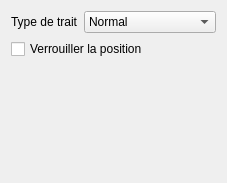
Before: the Qt Designer form sources/ui/shapegraphicsitempropertieswidget.ui in qelectrotech/qelectrotech-source-mirror, drawn with Qt 5.
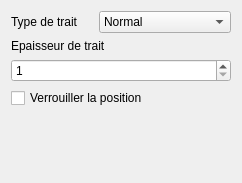
After: the same form once the commit is applied.

What changed in the file:
```diff
--- a/sources/ui/shapegraphicsitempropertieswidget.ui
+++ b/sources/ui/shapegraphicsitempropertieswidget.ui
@@ -6,7 +6,7 @@
    <rect>
     <x>0</x>
     <y>0</y>
-    <width>195</width>
+    <width>242</width>
     <height>183</height>
    </rect>
   </property>
@@ -54,6 +54,29 @@
      </item>
     </layout>
    </item>
+   <item alignment="Qt::AlignLeft">
+    <widget class="QLabel" name="label_2">
+     <property name="text">
+      <string>Epaisseur de trait</string>
+     </property>
+    </widget>
+   </item>
+   <item>
+    <widget class="QSpinBox" name="m_size_cb">
+     <property name="correctionMode">
+      <enum>QAbstractSpinBox::CorrectToNearestValue</enum>
+     </property>
+     <property name="minimum">
+      <number>1</number>
+     </property>
+     <property name="maximum">
+      <number>20</number>
+     </property>
+     <property name="value">
+      <number>1</number>
+     </property>
+    </widget>
+   </item>
    <item>
     <widget class="QCheckBox" name="m_lock_pos_cb">
      <property name="text">
```
Left out of the diff: 3 changed lines with no effect on the pictures.
